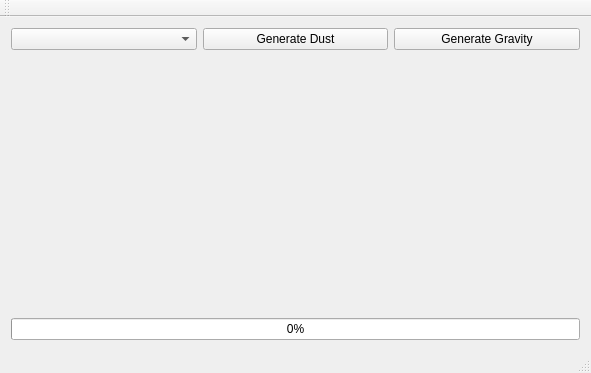
First picture: the form in mainwindow.ui, repository agabor/Planets, before the edit.
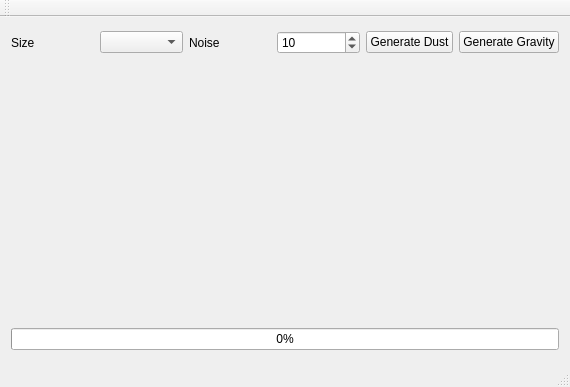
Second picture: the form after the edit. Custom widgets are drawn as their Qt base class.

Diff of the .ui file:
```diff
--- a/mainwindow.ui
+++ b/mainwindow.ui
@@ -6,8 +6,8 @@
    <rect>
     <x>0</x>
     <y>0</y>
-    <width>591</width>
-    <height>366</height>
+    <width>570</width>
+    <height>387</height>
    </rect>
   </property>
   <property name="windowTitle">
@@ -17,9 +17,33 @@
    <layout class="QVBoxLayout" name="verticalLayout">
     <item>
      <layout class="QHBoxLayout" name="horizontalLayout">
+      <item>
+       <widget class="QLabel" name="label">
+        <property name="text">
+         <string>Size</string>
+        </property>
+       </widget>
+      </item>
       <item>
        <widget class="QComboBox" name="sizeCbx"/>
       </item>
+      <item>
+       <widget class="QLabel" name="label_2">
+        <property name="text">
+         <string>Noise</string>
+        </property>
+       </widget>
+      </item>
+      <item>
+       <widget class="QSpinBox" name="noiseSb">
+        <property name="maximum">
+         <number>255</number>
+        </property>
+        <property name="value">
+         <number>10</number>
+        </property>
+       </widget>
+      </item>
       <item>
        <widget class="QPushButton" name="dustBtn">
         <property name="text">
```
Left out of the diff: 2 changed lines with no effect on the pictures.
